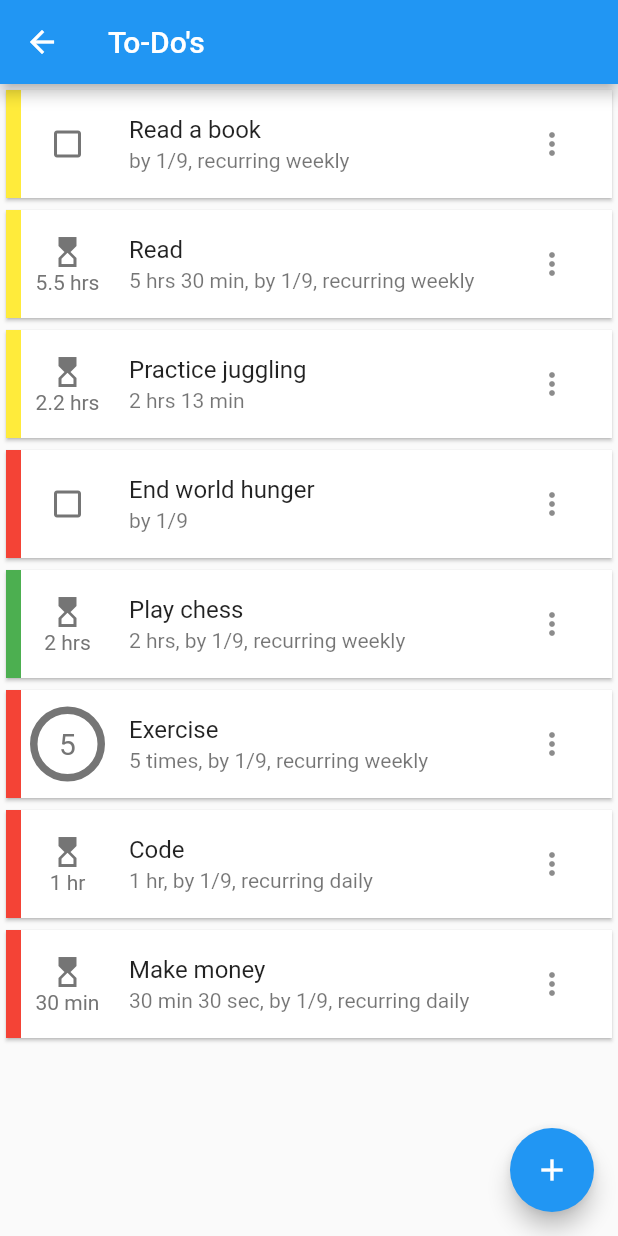
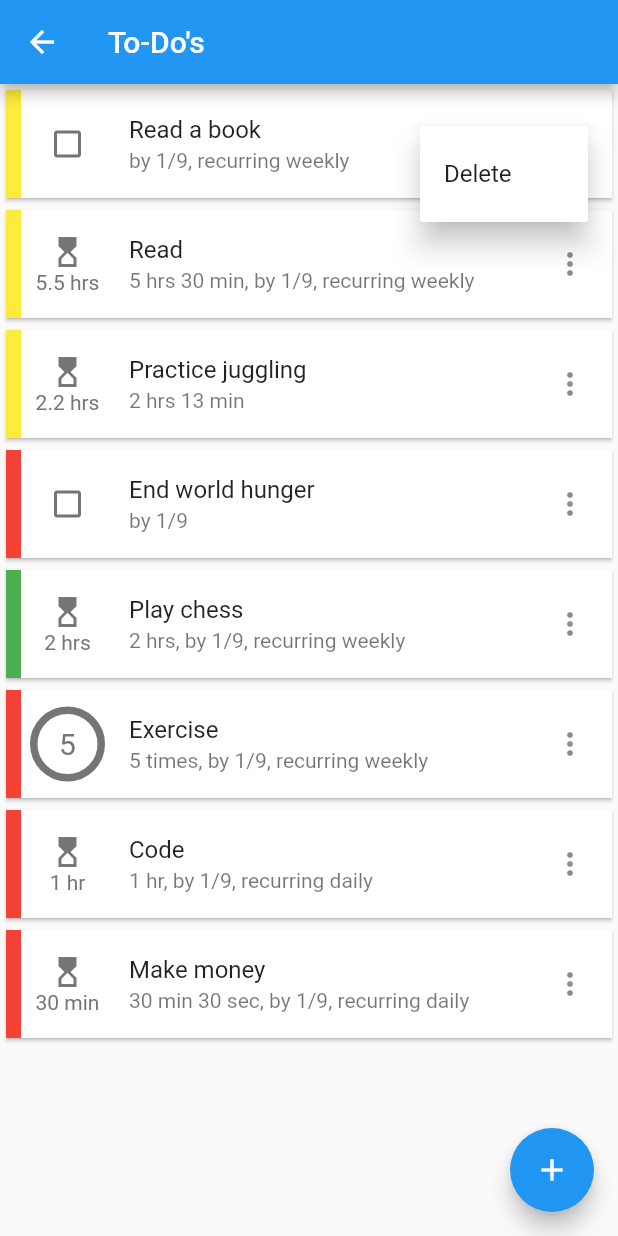
Before and after one commit to TBarmak/retask, a Flutter app: the ToDos screen opened by its route, after a tap on the "more vert" icon, on a phone screen of 412 x 824 dp. Run offline on Flutter 3.47's test engine with Material 2 defaults, Android fonts, the phone set to English and light mode, and no system bars; our stand-ins replace firebase_auth, firebase_core, numberpicker; accounts and stored records are empty.

Commit message:
Implement deleting ToDo items using PopupMenuButton

```diff
--- a/lib/screens/home/to_dos.dart
+++ b/lib/screens/home/to_dos.dart
@@ -32,7 +32,21 @@ class _ToDosState extends State<ToDos> {
           leading: getLeading(data[index]),
           title: Text("${data[index].task}"),
           subtitle: Text(getSubtitle(data[index])),
-          trailing: IconButton(onPressed: () {}, icon: Icon(Icons.more_vert))),
+          trailing: PopupMenuButton(
+            onSelected: (func) {
+              setState(() {
+                func();
+              });
+            },
+            child: Icon(Icons.more_vert),
+            itemBuilder: (context) {
+              return [
+                PopupMenuItem(
+                    child: Text("Delete"),
+                    value: () => toDoService.deleteTodo(data[index]))
+              ];
+            },
+          )),
     );
   }
 
--- a/lib/services/to_do_service.dart
+++ b/lib/services/to_do_service.dart
@@ -56,6 +56,10 @@ class ToDoService {
     sampleData.add(todo);
   }
 
+  void deleteTodo(todo) {
+    sampleData.remove(todo);
+  }
+
   /// Toggle the completed attribute of a ToDo instance
   void toggleCompleted(ToDo todo) {
     todo.completed = !todo.completed;
```
